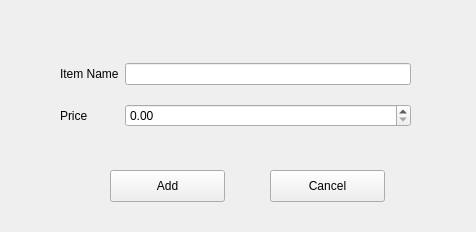
Before: the Qt Designer form additemwindow.ui in JMarcu/Super-Warehouse-Store, drawn with Qt 5.
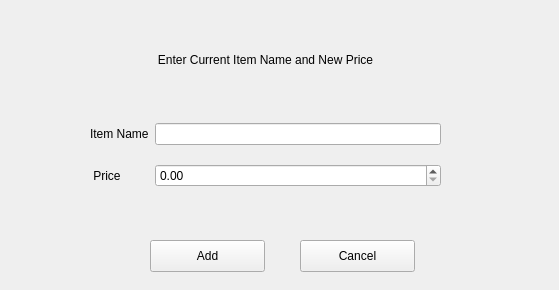
After: the same form once the commit is applied.

What changed in the file:
```diff
--- a/additemwindow.ui
+++ b/additemwindow.ui
@@ -6,8 +6,8 @@
    <rect>
     <x>0</x>
     <y>0</y>
-    <width>476</width>
-    <height>232</height>
+    <width>559</width>
+    <height>290</height>
    </rect>
   </property>
   <property name="windowTitle">
@@ -16,8 +16,8 @@
   <widget class="QPushButton" name="pushButton_ItemCancel">
    <property name="geometry">
     <rect>
-     <x>270</x>
-     <y>170</y>
+     <x>300</x>
+     <y>240</y>
      <width>115</width>
      <height>32</height>
     </rect>
@@ -29,8 +29,8 @@
   <widget class="QPushButton" name="pushButton_AddItem">
    <property name="geometry">
     <rect>
-     <x>110</x>
-     <y>170</y>
+     <x>150</x>
+     <y>240</y>
      <width>115</width>
      <height>32</height>
     </rect>
@@ -42,8 +42,8 @@
   <widget class="QWidget" name="layoutWidget">
    <property name="geometry">
     <rect>
-     <x>60</x>
-     <y>50</y>
+     <x>90</x>
+     <y>110</y>
      <width>351</width>
      <height>91</height>
     </rect>
@@ -55,6 +55,13 @@
     <item row="0" column="2">
      <widget class="QLineEdit" name="NameEdit"/>
     </item>
+    <item row="1" column="0">
+     <widget class="QLabel" name="label_3">
+      <property name="text">
+       <string> Price</string>
+      </property>
+     </widget>
+    </item>
     <item row="0" column="0">
      <widget class="QLabel" name="label">
       <property name="text">
@@ -62,15 +69,21 @@
       </property>
      </widget>
     </item>
-    <item row="1" column="0">
-     <widget class="QLabel" name="label_3">
-      <property name="text">
-       <string>Price</string>
-      </property>
-     </widget>
-    </item>
    </layout>
   </widget>
+  <widget class="QLabel" name="label_2">
+   <property name="geometry">
+    <rect>
+     <x>100</x>
+     <y>50</y>
+     <width>331</width>
+     <height>20</height>
+    </rect>
+   </property>
+   <property name="text">
+    <string>&lt;html&gt;&lt;head/&gt;&lt;body&gt;&lt;p align=&quot;center&quot;&gt;Enter Current Item Name and New Price&lt;/p&gt;&lt;/body&gt;&lt;/html&gt;</string>
+   </property>
+  </widget>
  </widget>
  <resources/>
  <connections/>
```
